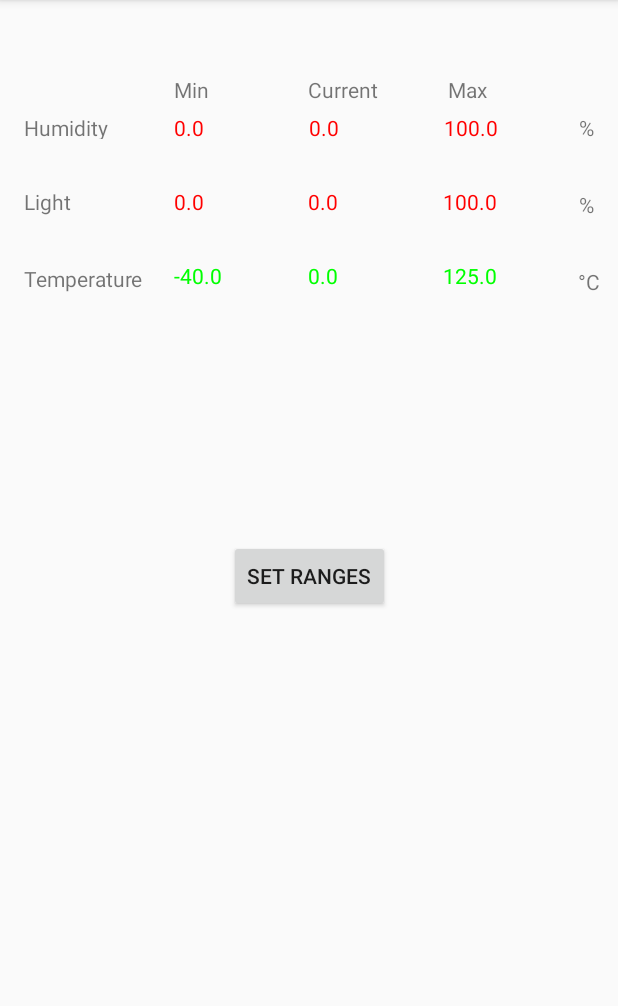
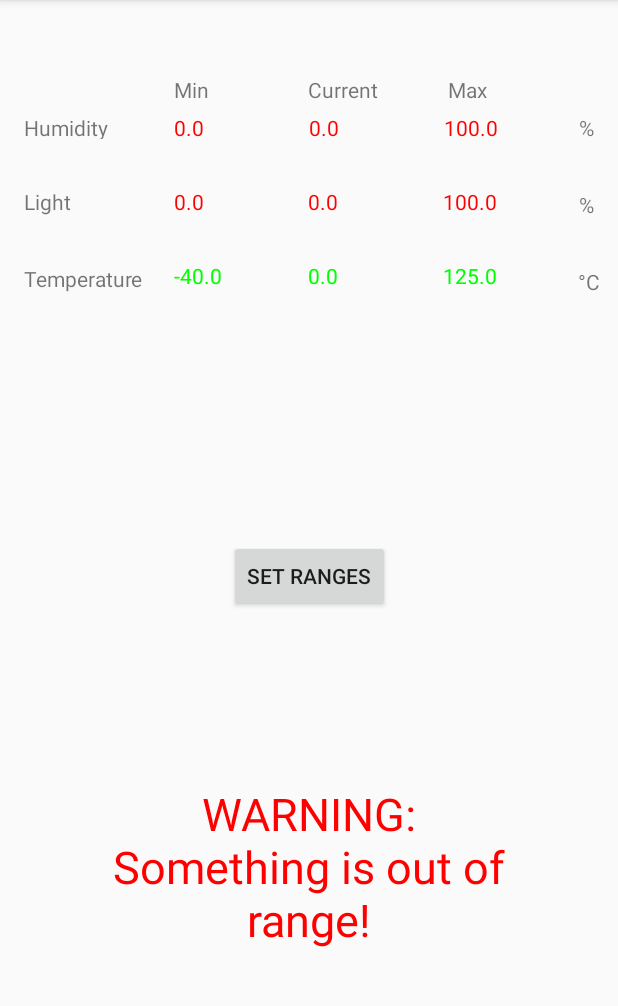
Before and after one commit to alex-clarke/CSCI3130-Group11, an Android app: the DisplayCurrentData screen opened directly, with no data from a screen before it, on a phone screen of 412 x 824 dp, the part 84-1090 px from its top. Run offline under Robolectric (Android 15) with nearby library versions, the phone set to English and light mode, and no system bars; our stand-ins replace Firebase (no records; nobody signed in at launch, a user with empty details on screens opened directly); 9 statements that could not run were skipped.

Commit message:
Bug removal [Seyd, Kyle]

```diff
--- a/app/src/main/java/com/csci3130_group11/csci3130_group11/DisplayCurrentData.java
+++ b/app/src/main/java/com/csci3130_group11/csci3130_group11/DisplayCurrentData.java
@@ -135,6 +135,8 @@ public class DisplayCurrentData extends AppCompatActivity implements View.OnClic
                 double lightCurrent = scr.nextDouble();
                 l.setCurrent(lightCurrent);
 
+                TextView warningTextView = (TextView) findViewById(R.id.WarningTextView);
+                warningTextView.setText("");
                 displayData(tCurrent, tLow, tHigh, t);
                 displayData(hCurrent, hLow, hHigh, h);
                 displayData(lCurrent, lLow, lHigh, l);
@@ -150,9 +152,11 @@ public class DisplayCurrentData extends AppCompatActivity implements View.OnClic
 
     /**
      * Displays the data and verifies that data is within the requested parameters.
-     * If not error message is displayes along with a toast.
+     * If not error message is displayed.
      */
     public void displayData(TextView current, TextView low, TextView high, Measurement data){
+
+        TextView warningTextView = (TextView) findViewById(R.id.WarningTextView);
 
         if(data.checkMeasurement(data.getCurrent())){
             current.setTextColor(Color.GREEN);
@@ -165,7 +169,8 @@ public class DisplayCurrentData extends AppCompatActivity implements View.OnClic
             low.setTextColor(Color.RED);
             high.setTextColor(Color.RED);
             setData(current, low, high, data);
-            toastWarning();
+            warningTextView.setText("WARNING: Something is out of range!");
+            warningTextView.setTextColor(Color.RED);
 
         }
     }
--- a/app/src/main/res/layout/activity_display_current_data.xml
+++ b/app/src/main/res/layout/activity_display_current_data.xml
@@ -46,6 +46,7 @@
         android:layout_marginLeft="32dp"
         android:layout_marginTop="50dp"
         android:text="Current"
+        android:textAlignment="textStart"
         app:layout_constraintLeft_toRightOf="@+id/MIN_LABEL"
         app:layout_constraintTop_toTopOf="parent" />
 
@@ -56,6 +57,7 @@
         android:layout_marginLeft="116dp"
         android:layout_marginTop="50dp"
         android:text="Min"
+        android:textAlignment="textStart"
         app:layout_constraintLeft_toLeftOf="parent"
         app:layout_constraintTop_toTopOf="parent" />
 
@@ -66,6 +68,7 @@
         android:layout_marginLeft="32dp"
         android:layout_marginTop="50dp"
         android:text="Max"
+        android:textAlignment="textStart"
         app:layout_constraintLeft_toRightOf="@+id/CURRENT_LABEL"
         app:layout_constraintTop_toTopOf="parent" />
 
@@ -222,4 +225,19 @@
         app:layout_constraintGuide_begin="20dp"
         android:orientation="vertical" />
 
+    <TextView
+        android:id="@+id/WarningTextView"
+        android:layout_width="278dp"
+        android:layout_height="132dp"
+        android:layout_marginBottom="8dp"
+        android:layout_marginLeft="8dp"
+        android:layout_marginRight="8dp"
+        android:layout_marginTop="8dp"
+        android:textAlignment="center"
+        android:textSize="30sp"
+        app:layout_constraintBottom_toBottomOf="parent"
+        app:layout_constraintLeft_toLeftOf="parent"
+        app:layout_constraintRight_toRightOf="parent"
+        app:layout_constraintTop_toBottomOf="@+id/change_range_button" />
+
 </android.support.constraint.ConstraintLayout>
```
